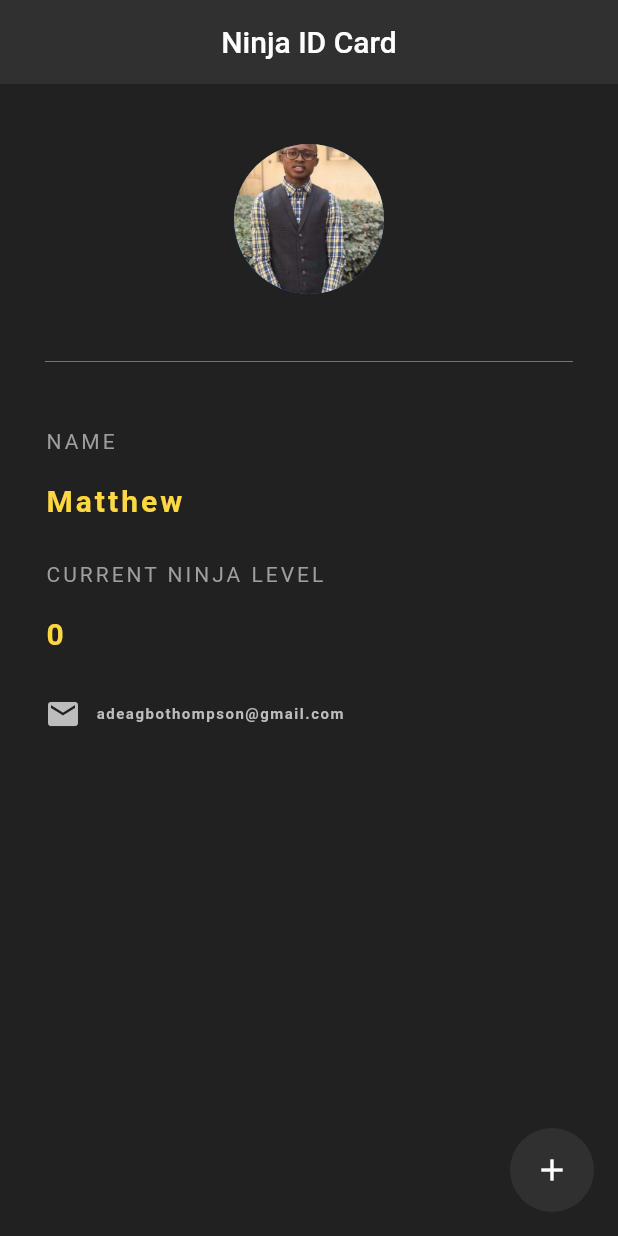
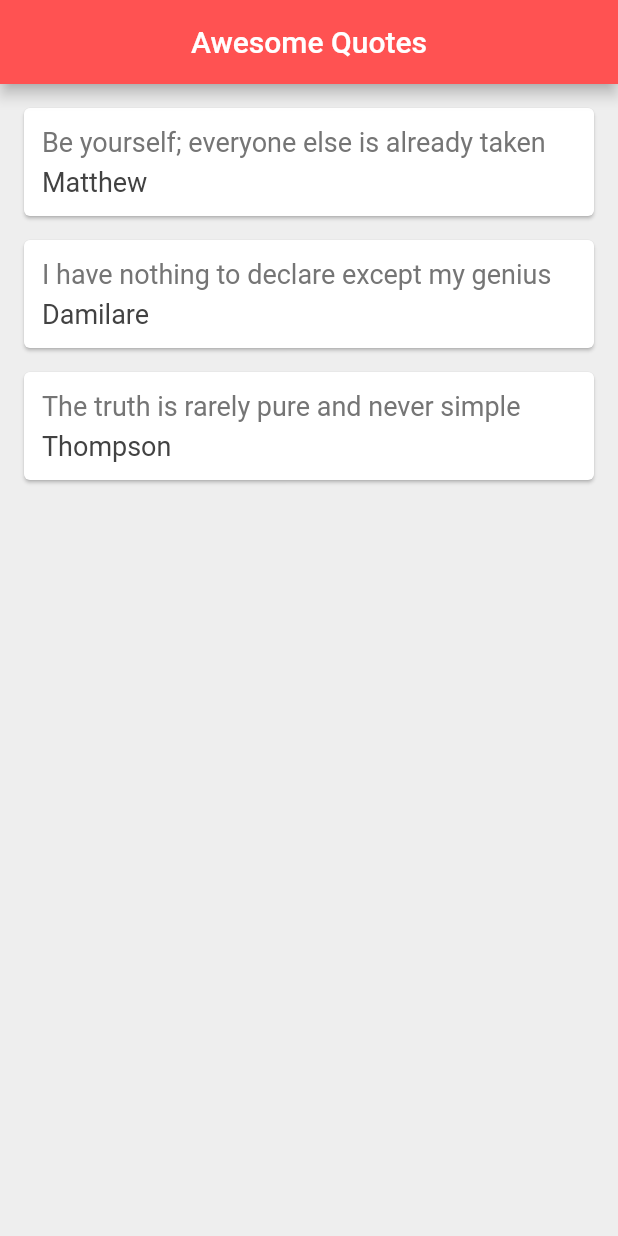
Before and after one commit to GRACIOUSP/Location-time, a Flutter app: the screen it shows after launch, on a phone screen of 412 x 824 dp. Run offline on Flutter 3.47's test engine with Material 2 defaults, Android fonts, the phone set to English and light mode, and no system bars.

Commit message:
First method to run list

```diff
--- a/lib/main.dart
+++ b/lib/main.dart
@@ -1,98 +1,67 @@
 import 'package:flutter/material.dart';
+import 'quote.dart';
 
 void main() => runApp(MaterialApp(
-      home: NinjaCard(),
+      home: QuoteList(),
     ));
 
-class NinjaCard extends StatefulWidget {
+class QuoteList extends StatefulWidget {
   @override
-  _NinjaCardState createState() => _NinjaCardState();
+  _QuoteListState createState() => _QuoteListState();
 }
 
-class _NinjaCardState extends State<NinjaCard> {
-  int ninjaLevel = 0;
+class _QuoteListState extends State<QuoteList> {
+  List<Quote> quotes = [
+    Quote(
+        author: 'Matthew', text: 'Be yourself; everyone else is already taken'),
+    Quote(
+        author: 'Damilare', text: 'I have nothing to declare except my genius'),
+    Quote(
+        author: 'Thompson', text: 'The truth is rarely pure and never simple'),
+  ];
 
-  @override
-  Widget build(BuildContext context) {
-    return Scaffold(
-      backgroundColor: Colors.grey[900],
-      appBar: AppBar(
-        title: Text('Ninja ID Card'),
-        centerTitle: true,
-        backgroundColor: Colors.grey[850],
-        elevation: 0.0,
-      ),
-      floatingActionButton: FloatingActionButton(
-        onPressed: () {
-          setState(() {
-            ninjaLevel++;
-          });
-        },
-        child: Icon(Icons.add),
-        backgroundColor: Colors.grey[850],
-        elevation: 0.0,
-      ),
-      body: Padding(
-        padding: EdgeInsets.fromLTRB(30.0, 40.0, 30.0, 0.0),
+  Widget quoteTemplate(quote){
+
+    return Card(
+      margin: EdgeInsets.fromLTRB(16.0, 16.0, 16.0, 0.0),
+      child: Padding(
+        padding: const EdgeInsets.all(12.0),
         child: Column(
-          crossAxisAlignment: CrossAxisAlignment.start,
-          children: [
-            Center(
-              child: CircleAvatar(
-                backgroundImage: AssetImage('images/matt.jpg'),
-                radius: 50.0,
+          crossAxisAlignment: CrossAxisAlignment.stretch,
+          children: <Widget>[
+            Text(
+              quote.text,
+              style: TextStyle(
+                fontSize:  18.0,
+                color: Colors.grey[600],
               ),
             ),
-            Divider(
-              height: 90.0,
-              color: Colors.grey[600],
-            ),
+            SizedBox(height: 6.0,),
             Text(
-              'NAME',
-              style: TextStyle(color: Colors.grey, letterSpacing: 2.0),
-            ),
-            SizedBox(height: 20.0), // give space
-            Text(
-              'Matthew',
+              quote.author,
               style: TextStyle(
-                  color: Colors.amberAccent[200],
-                  letterSpacing: 2.0,
-                  fontSize: 20.0,
-                  fontWeight: FontWeight.bold),
-            ),
-            SizedBox(height: 30.0), // give space
-
-            Text(
-              'CURRENT NINJA LEVEL',
-              style: TextStyle(color: Colors.grey, letterSpacing: 2.0),
-            ),
-            SizedBox(height: 20.0), // give space
-            Text(
-              '$ninjaLevel',
-              style: TextStyle(
-                  color: Colors.amberAccent[200],
-                  letterSpacing: 2.0,
-                  fontSize: 20.0,
-                  fontWeight: FontWeight.bold),
-            ),
-            SizedBox(height: 30.0), // give vertical space
-            Row(
-              children: [
-                Icon(Icons.email, color: Colors.grey[400]),
-                SizedBox(width: 10.0), // give horizontal space
-                Text(
-                  'adeagbothompson@gmail.com',
-                  style: TextStyle(
-                      color: Colors.grey[400],
-                      letterSpacing: 1.0,
-                      fontSize: 10.0,
-                      fontWeight: FontWeight.bold),
-                ),
-              ],
+                fontSize:  18.0,
+                color: Colors.grey[800],
+              ),
             ),
           ],
         ),
       ),
     );
   }
+
+  @override
+  Widget build(BuildContext context) {
+    return Scaffold(
+      backgroundColor: Colors.grey[200],
+      appBar: AppBar(
+        title: Text('Awesome Quotes'),
+        centerTitle: true,
+        backgroundColor: Colors.redAccent,
+      ),
+      body: Column(
+        children: quotes.map((quote) => quoteTemplate(quote)).toList(),
+      ),
+    );
+  }
 }
--- /dev/null
+++ b/lib/quote.dart
@@ -0,0 +1,6 @@
+class Quote {
+  String text;
+  String author;
+
+  Quote({this.text, this.author});
+}
```
